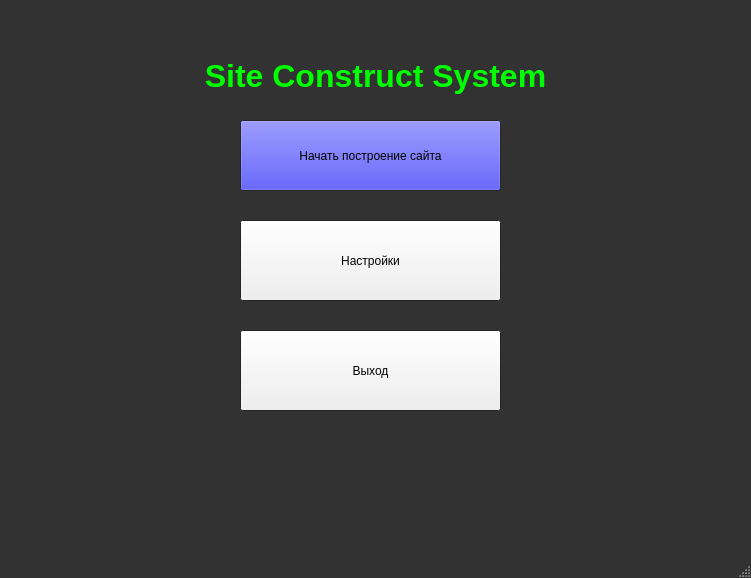
SkVoReC9/Diplom, file DesignerWindow.ui: the form before one commit.
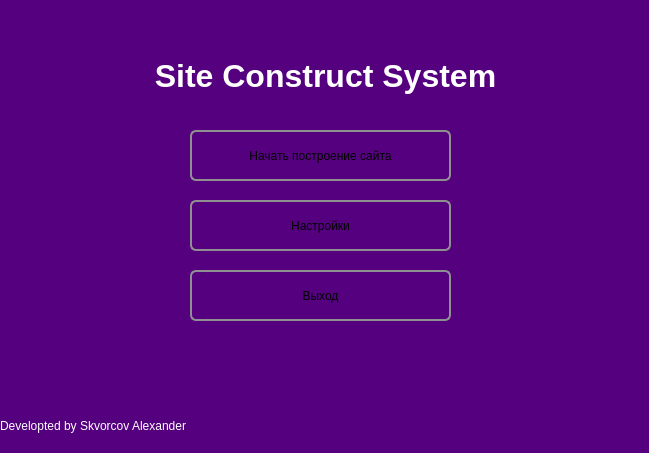
The form after the commit.

Commit message: Added New Window's and New Functions

What changed in the file:
```diff
--- a/DesignerWindow.ui
+++ b/DesignerWindow.ui
@@ -6,8 +6,8 @@
    <rect>
     <x>0</x>
     <y>0</y>
-    <width>751</width>
-    <height>578</height>
+    <width>649</width>
+    <height>453</height>
    </rect>
   </property>
   <property name="palette">
@@ -25,9 +25,9 @@
      <colorrole role="Window">
       <brush brushstyle="SolidPattern">
        <color alpha="255">
-        <red>50</red>
-        <green>50</green>
-        <blue>50</blue>
+        <red>85</red>
+        <green>0</green>
+        <blue>127</blue>
        </color>
       </brush>
      </colorrole>
@@ -45,9 +45,9 @@
      <colorrole role="Window">
       <brush brushstyle="SolidPattern">
        <color alpha="255">
-        <red>50</red>
-        <green>50</green>
-        <blue>50</blue>
+        <red>85</red>
+        <green>0</green>
+        <blue>127</blue>
        </color>
       </brush>
      </colorrole>
@@ -56,18 +56,18 @@
      <colorrole role="Base">
       <brush brushstyle="SolidPattern">
        <color alpha="255">
-        <red>50</red>
-        <green>50</green>
-        <blue>50</blue>
+        <red>85</red>
+        <green>0</green>
+        <blue>127</blue>
        </color>
       </brush>
      </colorrole>
      <colorrole role="Window">
       <brush brushstyle="SolidPattern">
        <color alpha="255">
-        <red>50</red>
-        <green>50</green>
-        <blue>50</blue>
+        <red>85</red>
+        <green>0</green>
+        <blue>127</blue>
        </color>
       </brush>
      </colorrole>
@@ -77,14 +77,17 @@
   <property name="windowTitle">
    <string>SCS </string>
   </property>
+  <property name="styleSheet">
+   <string notr="true"/>
+  </property>
   <widget class="QWidget" name="centralwidget">
    <widget class="QPushButton" name="StartConstruct_Button">
     <property name="geometry">
      <rect>
-      <x>240</x>
-      <y>120</y>
+      <x>190</x>
+      <y>130</y>
       <width>261</width>
-      <height>71</height>
+      <height>51</height>
      </rect>
     </property>
     <property name="palette">
@@ -100,11 +103,40 @@
         </brush>
        </colorrole>
        <colorrole role="Button">
+        <brush brushstyle="LinearGradientPattern">
+         <gradient startx="0.000000000000000" starty="0.000000000000000" endx="0.000000000000000" endy="1.000000000000000" type="LinearGradient" spread="PadSpread" coordinatemode="ObjectBoundingMode">
+          <gradientstop position="0.000000000000000">
+           <color alpha="255">
+            <red>246</red>
+            <green>247</green>
+            <blue>250</blue>
+           </color>
+          </gradientstop>
+          <gradientstop position="1.000000000000000">
+           <color alpha="255">
+            <red>218</red>
+            <green>219</green>
+            <blue>222</blue>
+           </color>
+          </gradientstop>
+         </gradient>
+        </brush>
+       </colorrole>
+       <colorrole role="Light">
         <brush brushstyle="SolidPattern">
          <color alpha="255">
           <red>0</red>
-          <green>0</green>
-          <blue>255</blue>
+          <green>255</green>
+          <blue>191</blue>
+         </color>
+        </brush>
+       </colorrole>
+       <colorrole role="Midlight">
+        <brush brushstyle="SolidPattern">
+         <color alpha="255">
+          <red>0</red>
+          <green>212</green>
+          <blue>159</blue>
          </color>
         </brush>
        </colorrole>
@@ -112,8 +144,17 @@
         <brush brushstyle="SolidPattern">
          <color alpha="255">
           <red>0</red>
-          <green>255</green>
-          <blue>127</blue>
+          <green>85</green>
+          <blue>63</blue>
+         </color>
+        </brush>
+       </colorrole>
+       <colorrole role="Mid">
+        <brush brushstyle="SolidPattern">
+         <color alpha="255">
+          <red>0</red>
+          <green>113</green>
+          <blue>84</blue>
          </color>
         </brush>
        </colorrole>
@@ -126,6 +167,15 @@
          </color>
         </brush>
        </colorrole>
+       <colorrole role="BrightText">
+        <brush brushstyle="SolidPattern">
+         <color alpha="255">
+          <red>255</red>
+          <green>255</green>
+          <blue>255</blue>
+         </color>
+        </brush>
+       </colorrole>
        <colorrole role="ButtonText">
         <brush brushstyle="SolidPattern">
          <color alpha="255">
@@ -136,20 +186,78 @@
         </brush>
        </colorrole>
        <colorrole role="Base">
-        <brush brushstyle="SolidPattern">
-         <color alpha="255">
-          <red>255</red>
-          <green>255</green>
-          <blue>255</blue>
-         </color>
+        <brush brushstyle="LinearGradientPattern">
+         <gradient startx="0.000000000000000" starty="0.000000000000000" endx="0.000000000000000" endy="1.000000000000000" type="LinearGradient" spread="PadSpread" coordinatemode="ObjectBoundingMode">
+          <gradientstop position="0.000000000000000">
+           <color alpha="255">
+            <red>246</red>
+            <green>247</green>
+            <blue>250</blue>
+           </color>
+          </gradientstop>
+          <gradientstop position="1.000000000000000">
+           <color alpha="255">
+            <red>218</red>
+            <green>219</green>
+            <blue>222</blue>
+           </color>
+          </gradientstop>
+         </gradient>
         </brush>
        </colorrole>
        <colorrole role="Window">
+        <brush brushstyle="LinearGradientPattern">
+         <gradient startx="0.000000000000000" starty="0.000000000000000" endx="0.000000000000000" endy="1.000000000000000" type="LinearGradient" spread="PadSpread" coordinatemode="ObjectBoundingMode">
+          <gradientstop position="0.000000000000000">
+           <color alpha="255">
+            <red>246</red>
+            <green>247</green>
+            <blue>250</blue>
+           </color>
+          </gradientstop>
+          <gradientstop position="1.000000000000000">
+           <color alpha="255">
+            <red>218</red>
+            <green>219</green>
+            <blue>222</blue>
+           </color>
+          </gradientstop>
+         </gradient>
+        </brush>
+       </colorrole>
+       <colorrole role="Shadow">
         <brush brushstyle="SolidPattern">
          <color alpha="255">
-          <red>52</red>
-          <green>52</green>
-          <blue>52</blue>
+          <red>0</red>
+          <green>0</green>
+          <blue>0</blue>
+         </color>
+        </brush>
+       </colorrole>
+       <colorrole role="AlternateBase">
+        <brush brushstyle="SolidPattern">
+         <color alpha="255">
+          <red>127</red>
+          <green>212</green>
+          <blue>191</blue>
+         </color>
+        </brush>
+       </colorrole>
+       <colorrole role="ToolTipBase">
+        <brush brushstyle="SolidPattern">
+         <color alpha="255">
+          <red>255</red>
+          <green>255</green>
+          <blue>220</blue>
+         </color>
+        </brush>
+       </colorrole>
+       <colorrole role="ToolTipText">
+        <brush brushstyle="SolidPattern">
+         <color alpha="255">
+          <red>0</red>
+          <green>0</green>
+          <blue>0</blue>
          </color>
         </brush>
        </colorrole>
@@ -165,11 +273,40 @@
         </brush>
        </colorrole>
        <colorrole role="Button">
+        <brush brushstyle="LinearGradientPattern">
+         <gradient startx="0.000000000000000" starty="0.000000000000000" endx="0.000000000000000" endy="1.000000000000000" type="LinearGradient" spread="PadSpread" coordinatemode="ObjectBoundingMode">
+          <gradientstop position="0.000000000000000">
+           <color alpha="255">
+            <red>246</red>
+            <green>247</green>
+            <blue>250</blue>
+           </color>
+          </gradientstop>
+          <gradientstop position="1.000000000000000">
+           <color alpha="255">
+            <red>218</red>
+            <green>219</green>
+            <blue>222</blue>
+           </color>
+          </gradientstop>
+         </gradient>
+        </brush>
+       </colorrole>
+       <colorrole role="Light">
         <brush brushstyle="SolidPattern">
          <color alpha="255">
           <red>0</red>
-          <green>0</green>
-          <blue>255</blue>
+          <green>255</green>
+          <blue>191</blue>
+         </color>
+        </brush>
+       </colorrole>
+       <colorrole role="Midlight">
+        <brush brushstyle="SolidPattern">
+         <color alpha="255">
+          <red>0</red>
+          <green>212</green>
+          <blue>159</blue>
          </color>
         </brush>
        </colorrole>
@@ -177,8 +314,17 @@
         <brush brushstyle="SolidPattern">
          <color alpha="255">
           <red>0</red>
-          <green>255</green>
-          <blue>127</blue>
+          <green>85</green>
+          <blue>63</blue>
+         </color>
+        </brush>
+       </colorrole>
+       <colorrole role="Mid">
+        <brush brushstyle="SolidPattern">
+         <color alpha="255">
+          <red>0</red>
+          <green>113</green>
+          <blue>84</blue>
          </color>
         </brush>
        </colorrole>
@@ -191,6 +337,15 @@
          </color>
         </brush>
        </colorrole>
+       <colorrole role="BrightText">
+        <brush brushstyle="SolidPattern">
+         <color alpha="255">
+          <red>255</red>
+          <green>255</green>
+          <blue>255</blue>
+         </color>
+        </brush>
+       </colorrole>
        <colorrole role="ButtonText">
         <brush brushstyle="SolidPattern">
          <color alpha="255">
@@ -201,20 +356,78 @@
         </brush>
        </colorrole>
        <colorrole role="Base">
-        <brush brushstyle="SolidPattern">
-         <color alpha="255">
-          <red>255</red>
-          <green>255</green>
-          <blue>255</blue>
-         </color>
+        <brush brushstyle="LinearGradientPattern">
+         <gradient startx="0.000000000000000" starty="0.000000000000000" endx="0.000000000000000" endy="1.000000000000000" type="LinearGradient" spread="PadSpread" coordinatemode="ObjectBoundingMode">
+          <gradientstop position="0.000000000000000">
+           <color alpha="255">
+            <red>246</red>
+            <green>247</green>
+            <blue>250</blue>
+           </color>
+          </gradientstop>
+          <gradientstop position="1.000000000000000">
+           <color alpha="255">
+            <red>218</red>
+            <green>219</green>
+            <blue>222</blue>
+           </color>
+          </gradientstop>
+         </gradient>
         </brush>
        </colorrole>
        <colorrole role="Window">
+        <brush brushstyle="LinearGradientPattern">
+         <gradient startx="0.000000000000000" starty="0.000000000000000" endx="0.000000000000000" endy="1.000000000000000" type="LinearGradient" spread="PadSpread" coordinatemode="ObjectBoundingMode">
+          <gradientstop position="0.000000000000000">
+           <color alpha="255">
+            <red>246</red>
+            <green>247</green>
+            <blue>250</blue>
+           </color>
+          </gradientstop>
+          <gradientstop position="1.000000000000000">
+           <color alpha="255">
+            <red>218</red>
+            <green>219</green>
+            <blue>222</blue>
+           </color>
+          </gradientstop>
+         </gradient>
+        </brush>
+       </colorrole>
+       <colorrole role="Shadow">
         <brush brushstyle="SolidPattern">
          <color alpha="255">
-          <red>52</red>
-          <green>52</green>
-          <blue>52</blue>
+          <red>0</red>
+          <green>0</green>
+          <blue>0</blue>
+         </color>
+        </brush>
+       </colorrole>
+       <colorrole role="AlternateBase">
+        <brush brushstyle="SolidPattern">
+         <color alpha="255">
+          <red>127</red>
+          <green>212</green>
+          <blue>191</blue>
+         </color>
+        </brush>
+       </colorrole>
+       <colorrole role="ToolTipBase">
+        <brush brushstyle="SolidPattern">
+         <color alpha="255">
+          <red>255</red>
+          <green>255</green>
+          <blue>220</blue>
+         </color>
+        </brush>
+       </colorrole>
+       <colorrole role="ToolTipText">
+        <brush brushstyle="SolidPattern">
+         <color alpha="255">
+          <red>0</red>
+          <green>0</green>
+          <blue>0</blue>
          </color>
         </brush>
        </colorrole>
@@ -224,17 +437,46 @@
         <brush brushstyle="SolidPattern">
          <color alpha="255">
           <red>0</red>
-          <green>255</green>
-          <blue>127</blue>
+          <green>85</green>
+          <blue>63</blue>
          </color>
         </brush>
        </colorrole>
        <colorrole role="Button">
+        <brush brushstyle="LinearGradientPattern">
+         <gradient startx="0.000000000000000" starty="0.000000000000000" endx="0.000000000000000" endy="1.000000000000000" type="LinearGradient" spread="PadSpread" coordinatemode="ObjectBoundingMode">
+          <gradientstop position="0.000000000000000">
+           <color alpha="255">
+            <red>246</red>
+            <green>247</green>
+            <blue>250</blue>
+           </color>
+          </gradientstop>
+          <gradientstop position="1.000000000000000">
+           <color alpha="255">
+            <red>218</red>
+            <green>219</green>
+            <blue>222</blue>
+           </color>
+          </gradientstop>
+         </gradient>
+        </brush>
+       </colorrole>
+       <colorrole role="Light">
         <brush brushstyle="SolidPattern">
          <color alpha="255">
           <red>0</red>
-          <green>0</green>
-          <blue>255</blue>
+          <green>255</green>
+          <blue>191</blue>
+         </color>
+        </brush>
+       </colorrole>
+       <colorrole role="Midlight">
+        <brush brushstyle="SolidPattern">
+         <color alpha="255">
+          <red>0</red>
+          <green>212</green>
+          <blue>159</blue>
          </color>
         </brush>
        </colorrole>
@@ -242,8 +484,17 @@
         <brush brushstyle="SolidPattern">
          <color alpha="255">
           <red>0</red>
-          <green>255</green>
-          <blue>127</blue>
+          <green>85</green>
+          <blue>63</blue>
+         </color>
+        </brush>
+       </colorrole>
+       <colorrole role="Mid">
+        <brush brushstyle="SolidPattern">
+         <color alpha="255">
+          <red>0</red>
+          <green>113</green>
+          <blue>84</blue>
          </color>
         </brush>
        </colorrole>
@@ -251,8 +502,17 @@
         <brush brushstyle="SolidPattern">
          <color alpha="255">
           <red>0</red>
+          <green>85</green>
+          <blue>63</blue>
+         </color>
+        </brush>
+       </colorrole>
+       <colorrole role="BrightText">
+        <brush brushstyle="SolidPattern">
+         <color alpha="255">
+          <red>255</red>
           <green>255</green>
-          <blue>127</blue>
+          <blue>255</blue>
          </color>
         </brush>
        </colorrole>
@@ -260,32 +520,115 @@
         <brush brushstyle="SolidPattern">
          <color alpha="255">
           <red>0</red>
-          <green>255</green>
-          <blue>127</blue>
+          <green>85</green>
+          <blue>63</blue>
          </color>
         </brush>
        </colorrole>
        <colorrole role="Base">
-        <brush brushstyle="SolidPattern">
-         <color alpha="255">
-          <red>52</red>
-          <green>52</green>
-          <blue>52</blue>
-         </color>
+        <brush brushstyle="LinearGradientPattern">
+         <gradient startx="0.000000000000000" starty="0.000000000000000" endx="0.000000000000000" endy="1.000000000000000" type="LinearGradient" spread="PadSpread" coordinatemode="ObjectBoundingMode">
+          <gradientstop position="0.000000000000000">
+           <color alpha="255">
+            <red>246</red>
+            <green>247</green>
+            <blue>250</blue>
+           </color>
+          </gradientstop>
+          <gradientstop position="1.000000000000000">
+           <color alpha="255">
+            <red>218</red>
+            <green>219</green>
+            <blue>222</blue>
+           </color>
+          </gradientstop>
+         </gradient>
         </brush>
        </colorrole>
        <colorrole role="Window">
+        <brush brushstyle="LinearGradientPattern">
+         <gradient startx="0.000000000000000" starty="0.000000000000000" endx="0.000000000000000" endy="1.000000000000000" type="LinearGradient" spread="PadSpread" coordinatemode="ObjectBoundingMode">
+          <gradientstop position="0.000000000000000">
+           <color alpha="255">
+            <red>246</red>
+            <green>247</green>
+            <blue>250</blue>
+           </color>
+          </gradientstop>
+          <gradientstop position="1.000000000000000">
+           <color alpha="255">
+            <red>218</red>
+            <green>219</green>
+            <blue>222</blue>
+           </color>
+          </gradientstop>
+         </gradient>
+        </brush>
+       </colorrole>
+       <colorrole role="Shadow">
         <brush brushstyle="SolidPattern">
          <color alpha="255">
-          <red>52</red>
-          <green>52</green>
-          <blue>52</blue>
+          <red>0</red>
+          <green>0</green>
+          <blue>0</blue>
+         </color>
+        </brush>
+       </colorrole>
+       <colorrole role="AlternateBase">
+        <brush brushstyle="SolidPattern">
+         <color alpha="255">
+          <red>0</red>
+          <green>170</green>
+          <blue>127</blue>
+         </color>
+        </brush>
+       </colorrole>
+       <colorrole role="ToolTipBase">
+        <brush brushstyle="SolidPattern">
+         <color alpha="255">
+          <red>255</red>
+          <green>255</green>
+          <blue>220</blue>
+         </color>
+        </brush>
+       </colorrole>
+       <colorrole role="ToolTipText">
+        <brush brushstyle="SolidPattern">
+         <color alpha="255">
+          <red>0</red>
+          <green>0</green>
+          <blue>0</blue>
          </color>
         </brush>
        </colorrole>
       </disabled>
      </palette>
     </property>
+    <property name="cursor">
+     <cursorShape>PointingHandCursor</cursorShape>
+    </property>
+    <property name="styleSheet">
+     <string notr="true">QPushButton {
+    border: 2px solid #8f8f91;
+    border-radius: 6px;
+    background-color: qlineargradient(x1: 0, y1: 0, x2: 0, y2: 1,
+                                      stop: 0 #f6f7fa, stop: 1 #dadbde);
+    min-width: 80px;
+}
+
+QPushButton:pressed {
+    background-color: qlineargradient(x1: 0, y1: 0, x2: 0, y2: 1,
+                                      stop: 0 #dadbde, stop: 1 #f6f7fa);
+}
+
+QPushButton:flat {
+    border: none; /* no border for a flat push button */
+}
+
+QPushButton:default {
+    border-color: navy; /* make the default button prominent */
+}</string>
+    </property>
     <property name="text">
      <string>Начать построение сайта</string>
     </property>
@@ -293,7 +636,7 @@
    <widget class="QLabel" name="TitileOfProgram_Label">
     <property name="geometry">
      <rect>
-      <x>150</x>
+      <x>100</x>
       <y>50</y>
       <width>451</width>
       <height>51</height>
@@ -305,9 +648,9 @@
        <colorrole role="WindowText">
         <brush brushstyle="SolidPattern">
          <color alpha="255">
-          <red>0</red>
+          <red>255</red>
           <green>255</green>
-          <blue>0</blue>
+          <blue>255</blue>
          </color>
         </brush>
        </colorrole>
@@ -316,9 +659,9 @@
        <colorrole role="WindowText">
         <brush brushstyle="SolidPattern">
          <color alpha="255">
-          <red>0</red>
+          <red>255</red>
           <green>255</green>
-          <blue>0</blue>
+          <blue>255</blue>
          </color>
         </brush>
        </colorrole>
@@ -353,12 +696,37 @@
    <widget class="QPushButton" name="Settings_Button">
     <property name="geometry">
      <rect>
-      <x>240</x>
-      <y>220</y>
+      <x>190</x>
+      <y>200</y>
       <width>261</width>
-      <height>81</height>
+      <height>51</height>
      </rect>
     </property>
+    <property name="cursor">
+     <cursorShape>PointingHandCursor</cursorShape>
+    </property>
+    <property name="styleSheet">
+     <string notr="true">QPushButton {
+    border: 2px solid #8f8f91;
+    border-radius: 6px;
+    background-color: qlineargradient(x1: 0, y1: 0, x2: 0, y2: 1,
+                                      stop: 0 #f6f7fa, stop: 1 #dadbde);
+    min-width: 80px;
+}
+
+QPushButton:pressed {
+    background-color: qlineargradient(x1: 0, y1: 0, x2: 0, y2: 1,
+                                      stop: 0 #dadbde, stop: 1 #f6f7fa);
+}
+
+QPushButton:flat {
+    border: none; /* no border for a flat push button */
+}
+
+QPushButton:default {
+    border-color: navy; /* make the default button prominent */
+}</string>
+    </property>
     <property name="text">
      <string>Настройки</string>
     </property>
@@ -366,28 +734,153 @@
    <widget class="QPushButton" name="Exit_Button">
     <property name="geometry">
      <rect>
-      <x>240</x>
-      <y>330</y>
+      <x>190</x>
+      <y>270</y>
       <width>261</width>
-      <height>81</height>
+      <height>51</height>
      </rect>
     </property>
+    <property name="cursor">
+     <cursorShape>PointingHandCursor</cursorShape>
+    </property>
+    <property name="styleSheet">
+     <string notr="true">QPushButton {
+    border: 2px solid #8f8f91;
+    border-radius: 6px;
+    background-color: qlineargradient(x1: 0, y1: 0, x2: 0, y2: 1,
+                                      stop: 0 #f6f7fa, stop: 1 #dadbde);
+    min-width: 80px;
+}
+
+QPushButton:pressed {
+    background-color: qlineargradient(x1: 0, y1: 0, x2: 0, y2: 1,
+                                      stop: 0 #dadbde, stop: 1 #f6f7fa);
+}
+
+QPushButton:flat {
+    border: none; /* no border for a flat push button */
+}
+
+QPushButton:default {
+    border-color: navy; /* make the default button prominent */
+}</string>
+    </property>
     <property name="text">
      <string>Выход</string>
     </property>
    </widget>
+   <widget class="QLabel" name="DevoloptedBy">
+    <property name="geometry">
+     <rect>
+      <x>0</x>
+      <y>410</y>
+      <width>211</width>
+      <height>31</height>
+     </rect>
+    </property>
+    <property name="palette">
+     <palette>
+      <active>
+       <colorrole role="WindowText">
+        <brush brushstyle="SolidPattern">
+         <color alpha="255">
+          <red>255</red>
+          <green>255</green>
+          <blue>255</blue>
+         </color>
+        </brush>
+       </colorrole>
+       <colorrole role="Text">
+        <brush brushstyle="SolidPattern">
+         <color alpha="255">
+          <red>0</red>
+          <green>0</green>
+          <blue>0</blue>
+         </color>
+        </brush>
+       </colorrole>
+       <colorrole role="BrightText">
+        <brush brushstyle="SolidPattern">
+         <color alpha="255">
+          <red>0</red>
+          <green>255</green>
+          <blue>0</blue>
+         </color>
+        </brush>
+       </colorrole>
+      </active>
+      <inactive>
+       <colorrole role="WindowText">
+        <brush brushstyle="SolidPattern">
+         <color alpha="255">
+          <red>255</red>
+          <green>255</green>
+          <blue>255</blue>
+         </color>
+        </brush>
+       </colorrole>
+       <colorrole role="Text">
+        <brush brushstyle="SolidPattern">
+         <color alpha="255">
+          <red>0</red>
+          <green>0</green>
+          <blue>0</blue>
+         </color>
+        </brush>
+       </colorrole>
+       <colorrole role="BrightText">
+        <brush brushstyle="SolidPattern">
+         <color alpha="255">
+          <red>0</red>
+          <green>255</green>
+          <blue>0</blue>
+         </color>
+        </brush>
+       </colorrole>
+      </inactive>
+      <disabled>
+       <colorrole role="WindowText">
+        <brush brushstyle="SolidPattern">
+         <color alpha="255">
+          <red>120</red>
+          <green>120</green>
+          <blue>120</blue>
+         </color>
+        </brush>
+       </colorrole>
+       <colorrole role="Text">
+        <brush brushstyle="SolidPattern">
+         <color alpha="255">
+          <red>120</red>
+          <green>120</green>
+          <blue>120</blue>
+         </color>
+        </brush>
+       </colorrole>
+       <colorrole role="BrightText">
+        <brush brushstyle="SolidPattern">
+         <color alpha="255">
+          <red>0</red>
+          <green>255</green>
+          <blue>0</blue>
+         </color>
+        </brush>
+       </colorrole>
+      </disabled>
+     </palette>
+    </property>
+    <property name="font">
+     <font>
+      <pointsize>9</pointsize>
+      <weight>50</weight>
+      <bold>false</bold>
+     </font>
+    </property>
+    <property name="text">
+     <string>Developted by Skvorcov Alexander</string>
+    </property>
+   </widget>
   </widget>
-  <widget class="QMenuBar" name="menubar">
-   <property name="geometry">
-    <rect>
-     <x>0</x>
-     <y>0</y>
-     <width>751</width>
-     <height>21</height>
-    </rect>
-   </property>
-  </widget>
-  <widget class="QStatusBar" name="statusbar"/>
  </widget>
  <resources/>
  <connections/>
```
Left out of the diff: 3 changed lines with no effect on the pictures. The commit also changes 14 other files.
